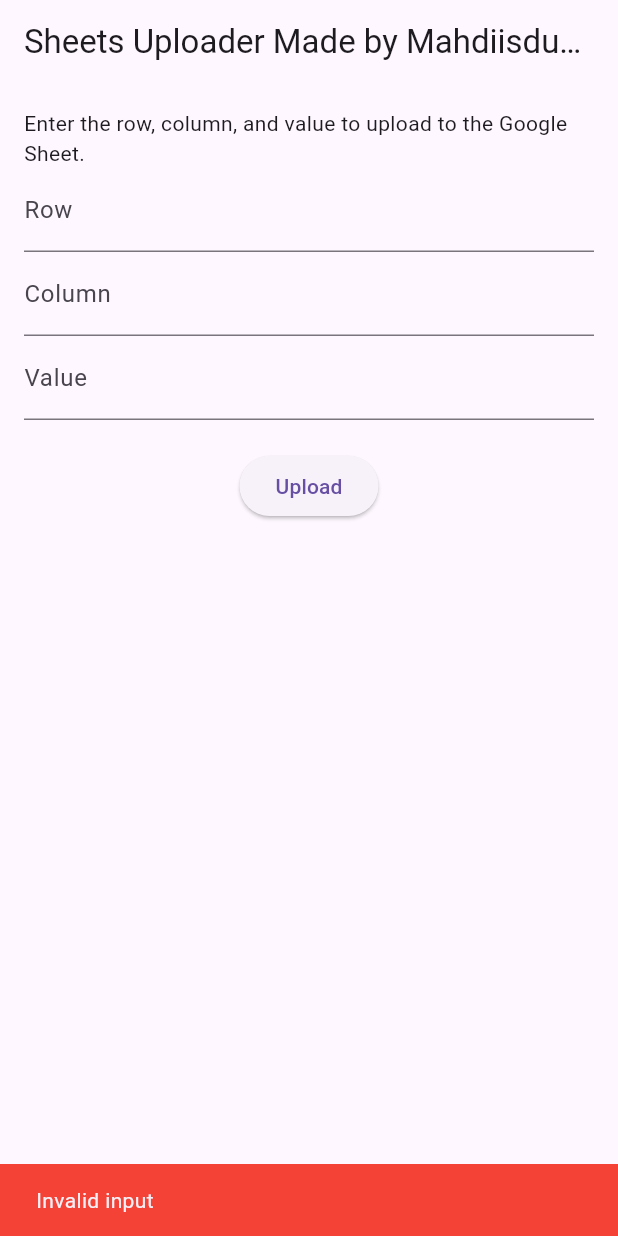
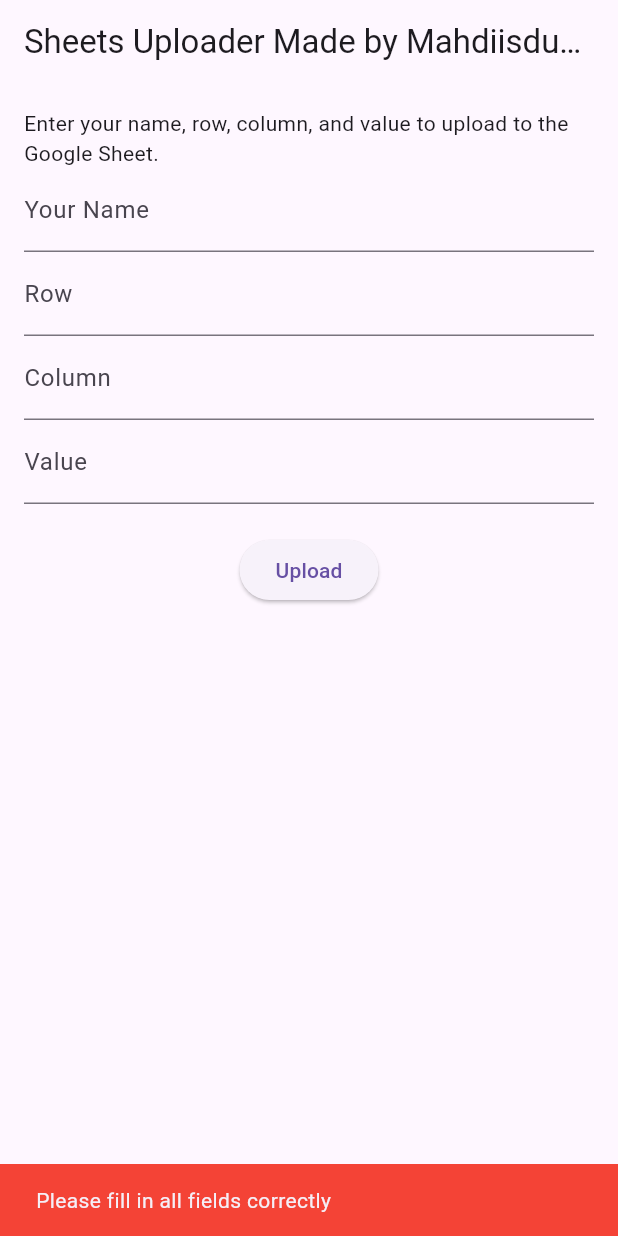
Before and after one commit to Mahdiisdumb/SheetsFluttertest, a Flutter app: the screen it shows after launch, after a tap on "Upload", on a phone screen of 412 x 824 dp. Run offline on Flutter 3.47's test engine with Material 3 defaults, Android fonts, the phone set to English and light mode, and no system bars; our stand-ins replace googleapis_auth; missing offline and left inert: googleapis.

Commit message:
shit broke

```diff
--- a/lib/main.dart
+++ b/lib/main.dart
@@ -1,13 +1,10 @@
 import 'dart:convert';
-import 'dart:io';
-
 import 'package:flutter/material.dart';
 import 'package:flutter/foundation.dart';
 import 'package:flutter/services.dart' show rootBundle;
 
 import 'package:googleapis/sheets/v4.dart' as sheets;
 import 'package:googleapis_auth/auth_io.dart' as auth;
-import 'package:device_info_plus/device_info_plus.dart';
 
 void main() {
   runApp(const MyApp());
@@ -36,30 +33,14 @@
   final rowCtrl = TextEditingController();
   final colCtrl = TextEditingController();
   final dataCtrl = TextEditingController();
+  final usernameCtrl = TextEditingController();
 
   bool busy = false;
-
-  Future<String> getUploaderName() async {
-    if (kIsWeb) {
-      throw UnsupportedError('Web has no environment username');
-    }
-
-    if (Platform.isWindows) {
-      return Platform.environment['USERNAME'] ?? 'UnknownWindowsUser';
-    }
-
-    if (Platform.isAndroid) {
-      final info = await DeviceInfoPlugin().androidInfo;
-      return '${info.manufacturer} ${info.model}';
-    }
-
-    return 'UnknownDevice';
-  }
 
   Future<void> upload() async {
     if (kIsWeb) {
       _snack(
-        'Service accounts and environment usernames do not work on Web.',
+        'Service accounts do not work on Web.',
         error: true,
       );
       return;
@@ -67,10 +48,11 @@
 
     final row = int.tryParse(rowCtrl.text.trim());
     final col = colCtrl.text.trim().toUpperCase();
-    final rawValue = dataCtrl.text;
+    final rawValue = dataCtrl.text.trim();
+    final uploader = usernameCtrl.text.trim();
 
-    if (row == null || row <= 0 || col.isEmpty || rawValue.isEmpty) {
-      _snack('Invalid input', error: true);
+    if (row == null || row <= 0 || col.isEmpty || rawValue.isEmpty || uploader.isEmpty) {
+      _snack('Please fill in all fields correctly', error: true);
       return;
     }
 
@@ -78,14 +60,9 @@
     auth.AutoRefreshingAuthClient? client;
 
     try {
-      final uploader = await getUploaderName();
-
-      final jsonStr =
-          await rootBundle.loadString('assets/credential.json');
+      final jsonStr = await rootBundle.loadString('assets/credential.json');
       final credsMap = json.decode(jsonStr);
-
-      final creds =
-          auth.ServiceAccountCredentials.fromJson(credsMap);
+      final creds = auth.ServiceAccountCredentials.fromJson(credsMap);
 
       client = await auth.clientViaServiceAccount(
         creds,
@@ -93,38 +70,25 @@
       );
 
       final api = sheets.SheetsApi(client);
-
-      const spreadsheetId =
-          '1MwBfX4ZgM2Vr4LdT0ovSYBTb5pVkLuSWzfPR90zPK-Q';
-
+      const spreadsheetId = '1MwBfX4ZgM2Vr4LdT0ovSYBTb5pVkLuSWzfPR90zPK-Q';
       final range = '$col$row';
 
-      // ---- CHECK EXISTING ----
-      final existing = await api.spreadsheets.values.get(
-        spreadsheetId,
-        range,
-      );
-
+      // Check existing data
+      final existing = await api.spreadsheets.values.get(spreadsheetId, range);
       final hasData = existing.values != null &&
           existing.values!.isNotEmpty &&
           existing.values!.first.isNotEmpty &&
           existing.values!.first.first.toString().isNotEmpty;
 
       if (hasData) {
-        _snack(
-          'Cell $range already contains data',
-          error: true,
-        );
+        _snack('Cell $range already contains data', error: true);
         return;
       }
 
       final finalValue = '$rawValue ($uploader)';
-
-      final body = sheets.ValueRange(
-        values: [
-          [finalValue]
-        ],
-      );
+      final body = sheets.ValueRange(values: [
+        [finalValue]
+      ]);
 
       await api.spreadsheets.values.update(
         body,
@@ -160,7 +124,11 @@
         child: Column(
           children: [
             const Text(
-              'Enter the row, column, and value to upload to the Google Sheet.',
+              'Enter your name, row, column, and value to upload to the Google Sheet.',
+            ),
+            TextField(
+              controller: usernameCtrl,
+              decoration: const InputDecoration(labelText: 'Your Name'),
             ),
             TextField(
               controller: rowCtrl,
```
Also changed, not shown: 188 other files.
